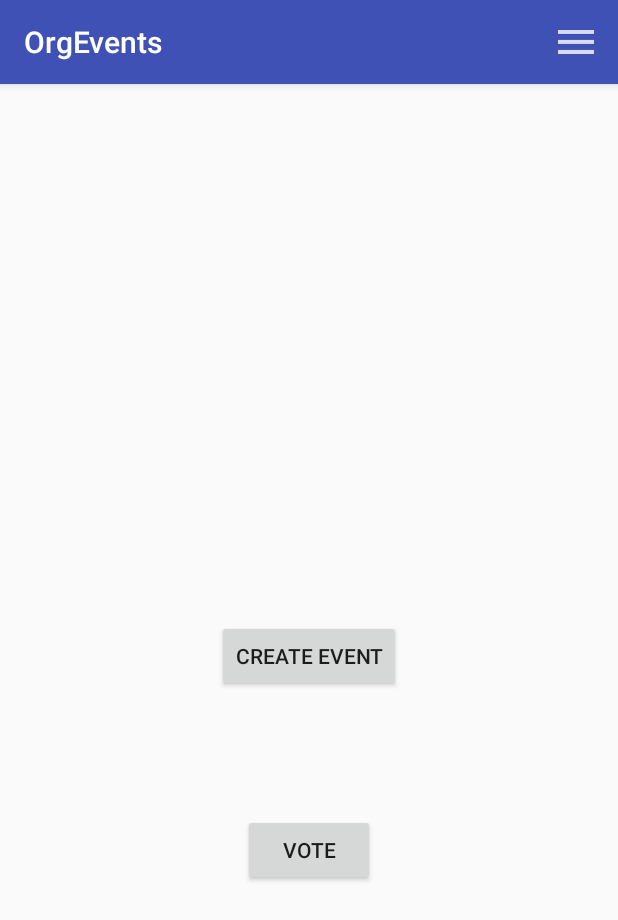
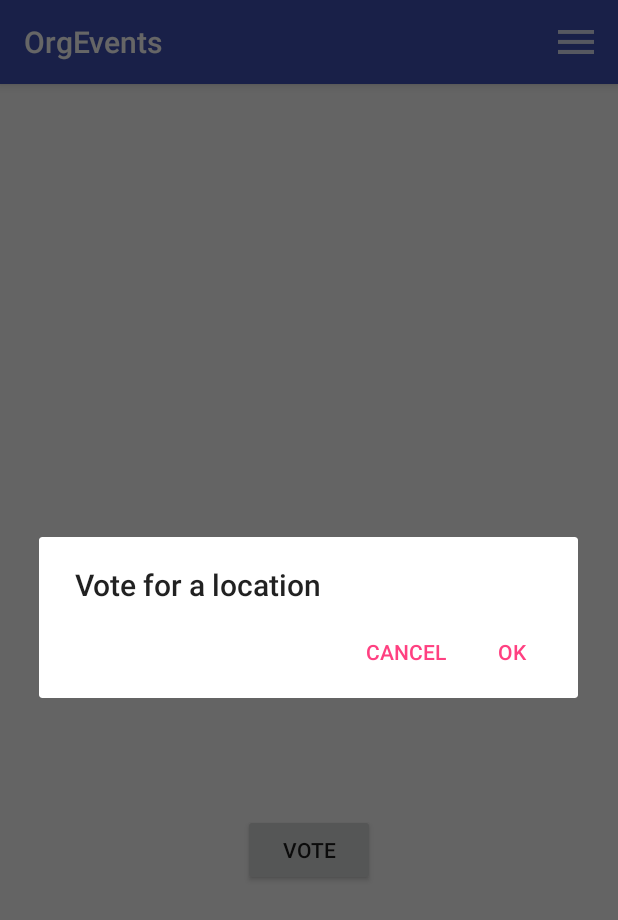
Before and after one commit to BlancheP/INF8405, an Android app: the OrganizerDashboardActivity screen opened directly, with no data from a screen before it, after a tap on "VOTE", on a phone screen of 412 x 824 dp. Shown: the top 920 px of the screen. Run offline under Robolectric (Android 15) with nearby library versions, the phone set to English and light mode, and no system bars.

Commit message:
avancement dashboardOrganizer

```diff
--- a/TP2/OrgEvents/app/src/main/java/com/example/blanche/orgevents/OrganizerDashboardActivity.java
+++ b/TP2/OrgEvents/app/src/main/java/com/example/blanche/orgevents/OrganizerDashboardActivity.java
@@ -1,5 +1,6 @@
 package com.example.blanche.orgevents;
 
+import android.content.DialogInterface;
 import android.content.pm.PackageManager;
 import android.location.Location;
 import android.os.Bundle;
@@ -34,8 +35,24 @@ public class OrganizerDashboardActivity extends ActivityWithMenu{
             @Override
             public void onClick(View w){
                 AlertDialog.Builder voteBuilder = new AlertDialog.Builder(OrganizerDashboardActivity.this);
+                voteBuilder.setTitle("Vote for a location");
+                voteBuilder.setPositiveButton("OK", new DialogInterface.OnClickListener() {
+                    @Override
+                    public void onClick(DialogInterface dialog, int id){
+
+                    }
+                });
+                voteBuilder.setNegativeButton("Cancel", new DialogInterface.OnClickListener() {
+                    @Override
+                    public void onClick(DialogInterface dialog, int id){
+                        dialog.cancel();
+                    }
+                });
+                voteBuilder.show();
             }
         });
+
+
     }
 
 }
```
